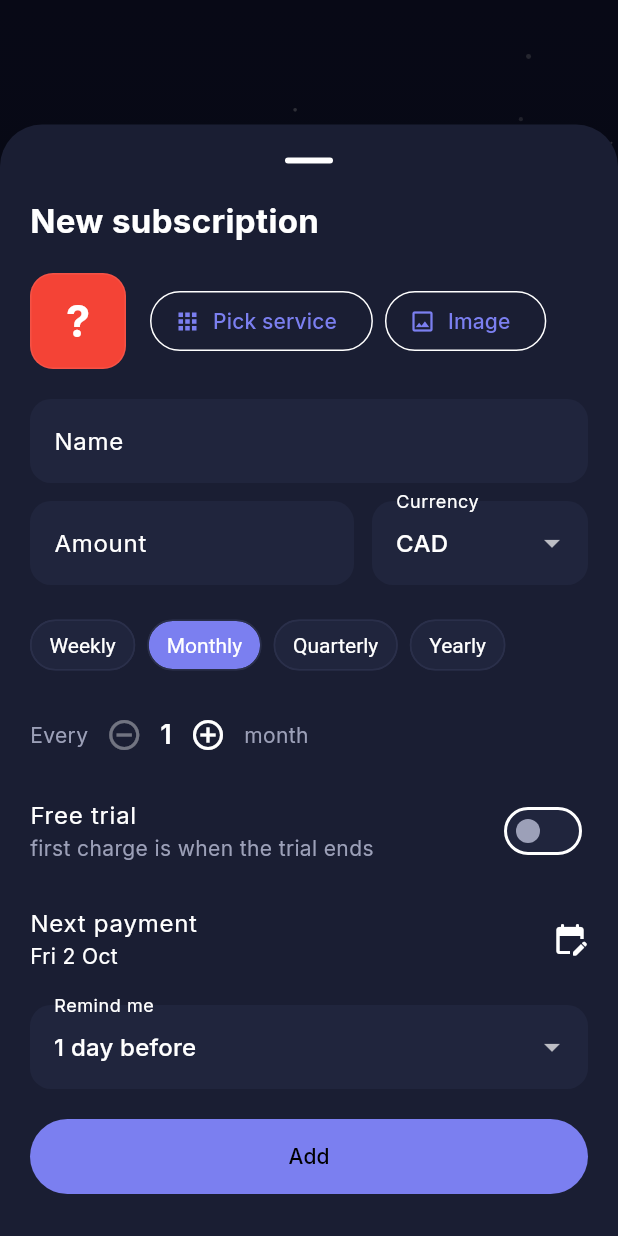
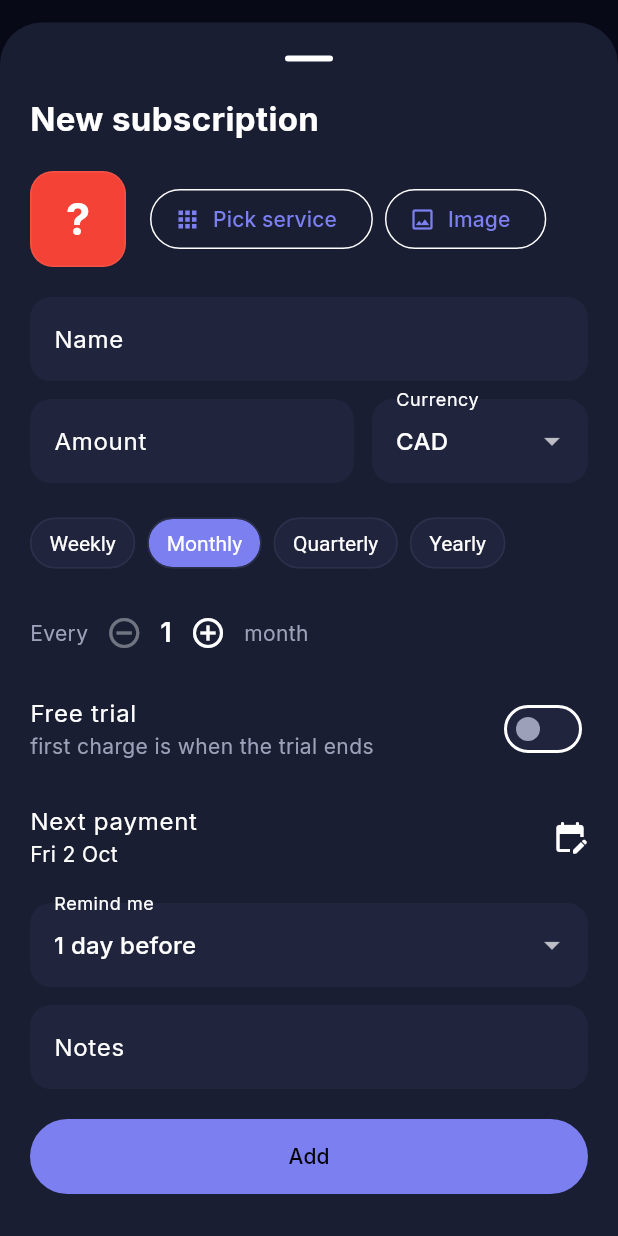
Before and after one commit to lwwdev/subdate, a Flutter app: the screen it shows after launch, after a tap on "Add subscription", on a phone screen of 412 x 824 dp. Run offline on Flutter 3.47's test engine with Material 3 defaults, Android fonts, the phone set to English and light mode, and no system bars; our stand-ins replace flutter_local_notifications, flutter_riverpod, flutter_timezone, google_fonts, hive_ce_flutter, image_picker and 2 more; accounts and stored records are empty.

Commit message:
notes field

```diff
--- a/lib/ui/edit_subscription_sheet.dart
+++ b/lib/ui/edit_subscription_sheet.dart
@@ -32,6 +32,7 @@ class EditSubscriptionSheet extends ConsumerStatefulWidget {
 class _EditSubscriptionSheetState extends ConsumerState<EditSubscriptionSheet> {
   late final TextEditingController _name;
   late final TextEditingController _amount;
+  late final TextEditingController _notes;
   late String _currency;
   late Cadence _cadence;
   late int _every;
@@ -52,6 +53,7 @@ class _EditSubscriptionSheetState extends ConsumerState<EditSubscriptionSheet> {
     final settings = ref.read(settingsProvider);
     _name = TextEditingController(text: e?.name ?? '');
     _amount = TextEditingController(text: e == null ? '' : e.amount.toStringAsFixed(2));
+    _notes = TextEditingController(text: e?.notes ?? '');
     _currency = e?.currency ?? settings.homeCurrency;
     _cadence = e?.cadence ?? Cadence.monthly;
     _every = e?.every ?? 1;
@@ -68,6 +70,7 @@ class _EditSubscriptionSheetState extends ConsumerState<EditSubscriptionSheet> {
   void dispose() {
     _name.dispose();
     _amount.dispose();
+    _notes.dispose();
     super.dispose();
   }
 
@@ -85,7 +88,7 @@ class _EditSubscriptionSheetState extends ConsumerState<EditSubscriptionSheet> {
     remindDaysBefore: _remind,
     trial: _trial,
     paused: _paused,
-    notes: widget.existing?.notes ?? '',
+    notes: _notes.text.trim(),
   );
 
   // keep the original start date if the user didnt actually move the date,
@@ -156,6 +159,7 @@ class _EditSubscriptionSheetState extends ConsumerState<EditSubscriptionSheet> {
             color: d.color,
             remindDaysBefore: d.remindDaysBefore,
             trial: d.trial,
+            notes: d.notes,
           )
         : d;
     await ref.read(subsProvider.notifier).save(s);
@@ -303,6 +307,13 @@ class _EditSubscriptionSheetState extends ConsumerState<EditSubscriptionSheet> {
                 items: [for (final e in remindOptions.entries) DropdownMenuItem(value: e.key, child: Text(e.value))],
                 onChanged: (v) => setState(() => _remind = v!),
               ),
+            const SizedBox(height: 12),
+            TextField(
+              controller: _notes,
+              maxLines: 2,
+              minLines: 1,
+              decoration: const InputDecoration(labelText: 'Notes', hintText: 'which card, family plan, etc'),
+            ),
             if (!_isNew)
               SwitchListTile(
                 contentPadding: EdgeInsets.zero,
--- a/lib/ui/home_screen.dart
+++ b/lib/ui/home_screen.dart
@@ -71,7 +71,8 @@ class _HomeScreenState extends ConsumerState<HomeScreen> with WidgetsBindingObse
                   contentPadding: EdgeInsets.zero,
                   leading: ServiceIcon(s, size: 44),
                   title: Text(s.name),
-                  subtitle: Text(s.cadence.label),
+                  subtitle: Text(s.notes.isEmpty ? s.cadence.label : '${s.cadence.label} · ${s.notes}',
+                      maxLines: 2, overflow: TextOverflow.ellipsis),
                   trailing: Column(
                     mainAxisAlignment: MainAxisAlignment.center,
                     crossAxisAlignment: CrossAxisAlignment.end,
```
